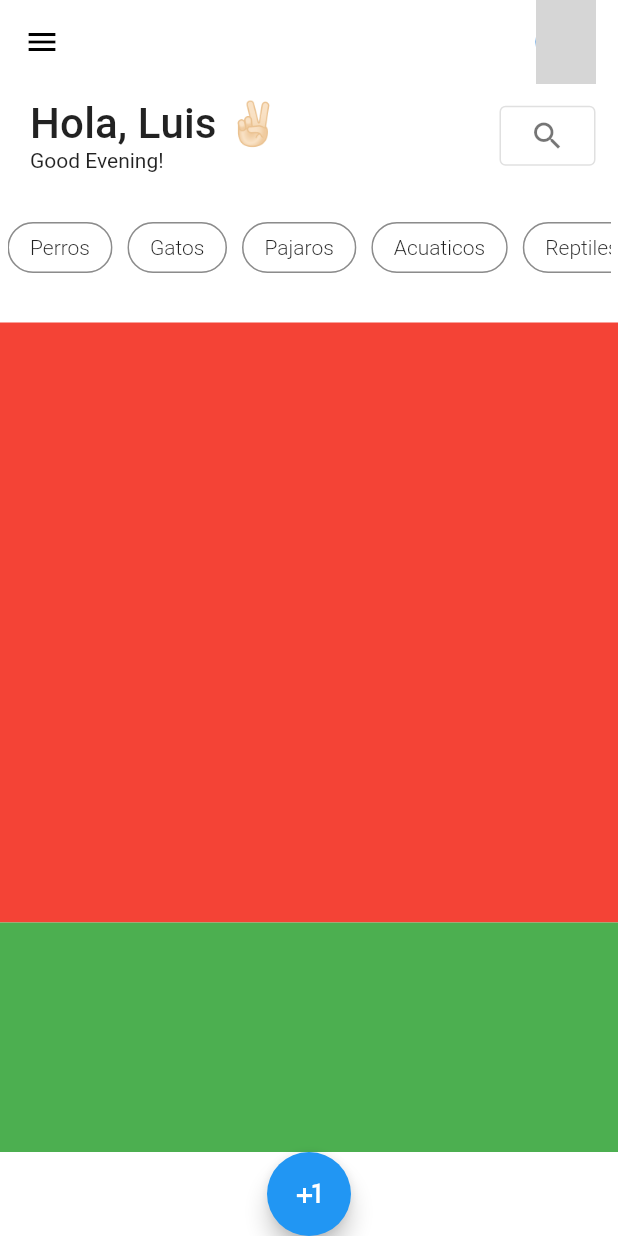
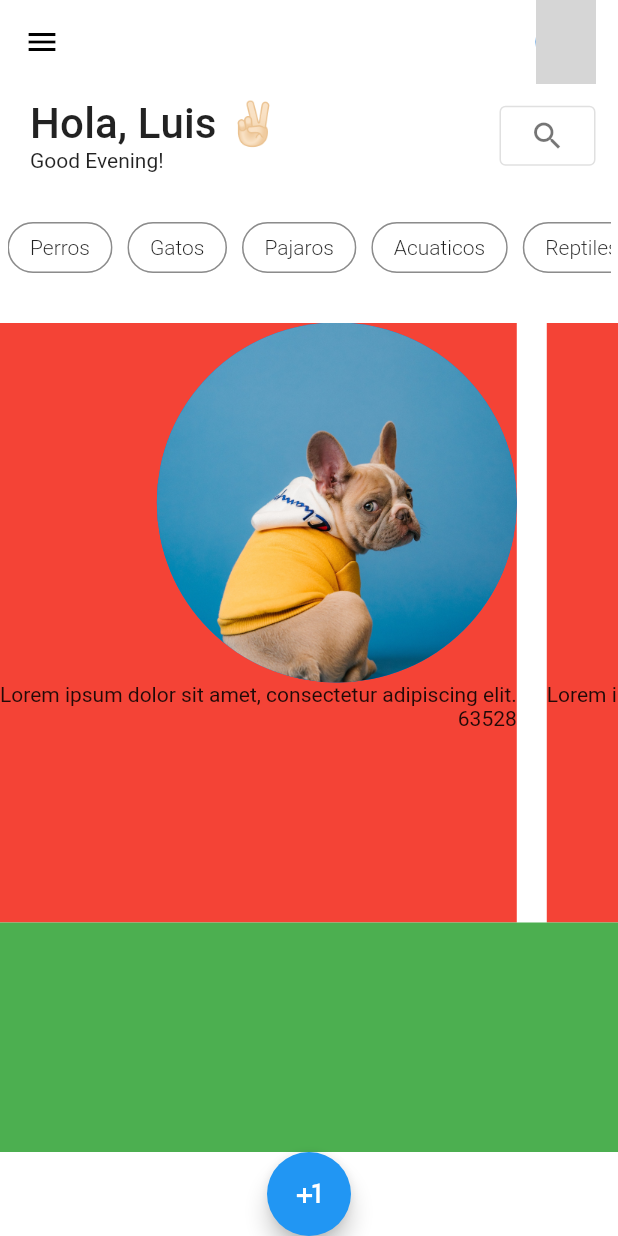
Before and after one commit to nicoisz/petAdoption, a Flutter app: the HomeScreen screen opened by its route, on a phone screen of 412 x 824 dp. Run offline on Flutter 3.47's test engine with Material 2 defaults, Android fonts, the phone set to English and light mode, and no system bars; network calls fail; Roboto replaces fonts that are missing (Arial); grey boxes are pictures that could not be loaded.

Commit message:
adding more images, creating list view for pets

```diff
--- /dev/null
+++ b/lib/domain/entities/pets.dart
@@ -0,0 +1,11 @@
+
+class Pets {
+  final String description;
+  final String imageUrl;
+  final int price;
+
+  Pets(
+      {required this.description,
+      required this.imageUrl,
+      required this.price});
+}
--- a/lib/presentation/screens/home.dart
+++ b/lib/presentation/screens/home.dart
@@ -1,4 +1,5 @@
 import 'package:flutter/material.dart';
+import 'package:petadoption/domain/entities/pets.dart';
 
 class HomeScreen extends StatelessWidget {
   HomeScreen({super.key});
@@ -10,6 +11,29 @@ class HomeScreen extends StatelessWidget {
     'Reptiles',
     'Otros'
   ];
+
+
+
+List<Map<String, dynamic>> pets = [
+  {
+    'description': 'Lorem ipsum dolor sit amet, consectetur adipiscing elit.',
+    'imageUrl': 'assets/images/mascotas/mascota_1.jpg',
+    'price': '63528',
+  },{
+    'description': 'Lorem ipsum dolor sit amet, consectetur adipiscing elit.',
+    'imageUrl': 'assets/images/mascotas/mascota_2.jpg',
+    'price': '86363',
+  },{
+    'description': 'Lorem ipsum dolor sit amet, consectetur adipiscing elit.',
+    'imageUrl': 'assets/images/mascotas/mascota_3.jpg',
+    'price': '75953',
+  },{
+    'description': 'Lorem ipsum dolor sit amet, consectetur adipiscing elit.',
+    'imageUrl': 'assets/images/mascotas/mascota_4.jpg',
+    'price': '23230',
+  }];
+
+
 
   @override
   Widget build(BuildContext context) {
@@ -30,10 +54,10 @@ class HomeScreen extends StatelessWidget {
           ),
         ],
       ),
-      body:ListView(
+      body: ListView(
         children: [
           Padding(
-              padding: const EdgeInsets.only(top:10,left:20.0, right: 15.0),
+            padding: const EdgeInsets.only(top: 10, left: 20.0, right: 15.0),
             child: Row(
               mainAxisAlignment: MainAxisAlignment.spaceBetween,
               children: [
@@ -67,12 +91,13 @@ class HomeScreen extends StatelessWidget {
           Container(
             height: 100,
             color: Colors.white,
-              padding: const EdgeInsets.symmetric(vertical: 10.0, horizontal: 5.0),
+            padding:
+                const EdgeInsets.symmetric(vertical: 10.0, horizontal: 5.0),
             child: _CustomChip(animals: animals),
           ),
-            Container(
+          SizedBox(
             height: 400,
-              color: Colors.red,
+            child: _CustomPetsList(pets: pets),
           ),
           Container(
             height: 200,
@@ -84,7 +109,6 @@ class HomeScreen extends StatelessWidget {
           ),
         ],
       ),
-
       bottomNavigationBar: FloatingActionButton(
         onPressed: () {},
         child: const Icon(Icons.plus_one),
@@ -117,6 +141,43 @@ class HomeScreen extends StatelessWidget {
   }
 }
 
+class _CustomPetsList extends StatelessWidget {
+  _CustomPetsList({super.key, required this.pets});
+List<Map<String, dynamic>> pets;
+
+
+
+  @override
+  Widget build(BuildContext context) {
+
+    return ListView.separated(
+      scrollDirection: Axis.horizontal,
+      itemBuilder: (BuildContext context, int index) {
+
+
+        return Container(
+          color: Colors.red,
+          child: Column(
+            crossAxisAlignment: CrossAxisAlignment.end,
+            children: [
+                CircleAvatar(backgroundImage: AssetImage(pets[index]['imageUrl']), radius: 120.0,),
+                Text(pets[index]['description']),
+                Text(pets[index]['price']),
+
+
+
+            ],
+          ),
+        );
+      },
+      itemCount: pets.length,
+      separatorBuilder: (BuildContext context, int index) {
+        return const SizedBox(width: 20);
+      },
+    );
+  }
+}
+
 class _CustomChip extends StatelessWidget {
   const _CustomChip({required this.animals});
 
@@ -139,8 +200,11 @@ class _CustomChip extends StatelessWidget {
         );
       },
       itemCount: animals.length,
-      separatorBuilder: (BuildContext context, int index) { return const SizedBox(width: 10,);},
-
+      separatorBuilder: (BuildContext context, int index) {
+        return const SizedBox(
+          width: 10,
+        );
+      },
     );
   }
 }
--- a/pubspec.yaml
+++ b/pubspec.yaml
@@ -20,3 +20,4 @@ flutter:
 
   assets:
     - assets/images/
+    - assets/images/mascotas/
```
Also changed, not shown: 40 other files. Lines whose indentation alone changed are shown as unchanged.
